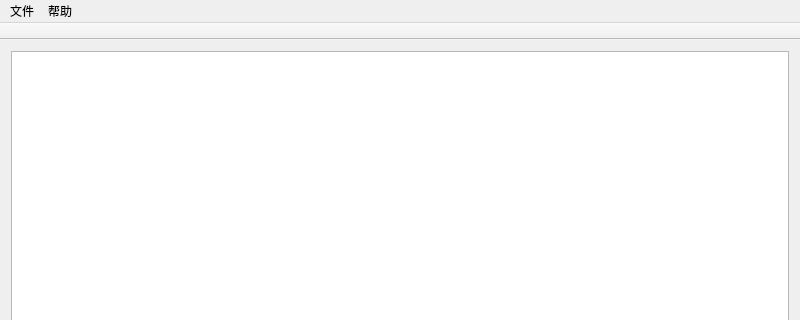
sonichy/HTYFontManager, file mainwindow.ui: the form before one commit; both pictures show x 0 to 800 and y 0 to 320 of the 800 by 600 pixel window.
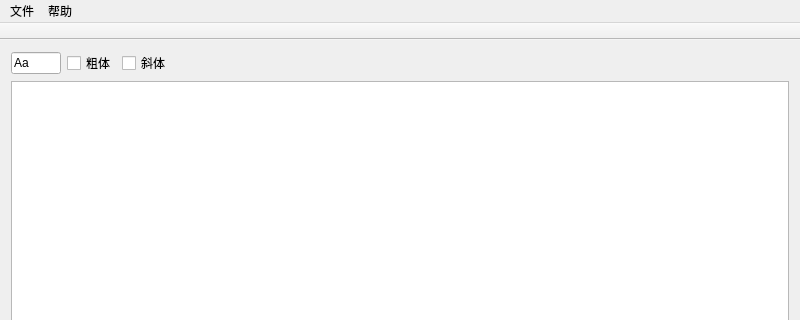
The form after the commit. Icons and pictures are not drawn.

Commit message: 图标的文字、粗体，斜体可以设置，预览更方便

Patch:
```diff
--- a/mainwindow.ui
+++ b/mainwindow.ui
@@ -22,6 +22,50 @@
   </property>
   <widget class="QWidget" name="centralWidget">
    <layout class="QVBoxLayout" name="verticalLayout">
+    <item>
+     <layout class="QHBoxLayout" name="horizontalLayout">
+      <item>
+       <widget class="QLineEdit" name="lineEdit">
+        <property name="maximumSize">
+         <size>
+          <width>50</width>
+          <height>16777215</height>
+         </size>
+        </property>
+        <property name="text">
+         <string>Aa</string>
+        </property>
+       </widget>
+      </item>
+      <item>
+       <widget class="QCheckBox" name="checkBox_bold">
+        <property name="text">
+         <string>粗体</string>
+        </property>
+       </widget>
+      </item>
+      <item>
+       <widget class="QCheckBox" name="checkBox_italic">
+        <property name="text">
+         <string>斜体</string>
+        </property>
+       </widget>
+      </item>
+      <item>
+       <spacer name="horizontalSpacer">
+        <property name="orientation">
+         <enum>Qt::Horizontal</enum>
+        </property>
+        <property name="sizeHint" stdset="0">
+         <size>
+          <width>40</width>
+          <height>20</height>
+         </size>
+        </property>
+       </spacer>
+      </item>
+     </layout>
+    </item>
     <item>
      <widget class="QListWidget" name="listWidget">
       <property name="iconSize">
```
Left out of the diff: 2 changed lines with no effect on the pictures. The commit also changes 5 other files.
